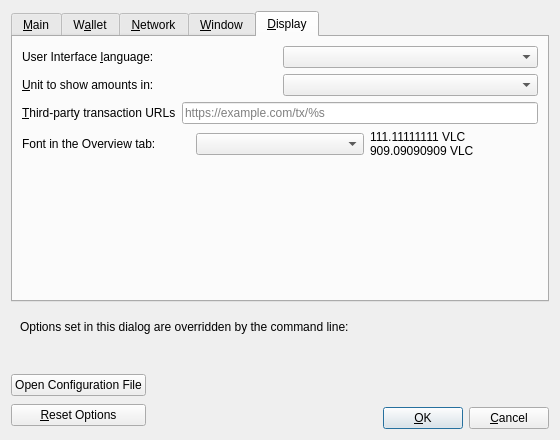
nicolasspzh/velincoin, file src/qt/forms/optionsdialog.ui: the form before one commit.
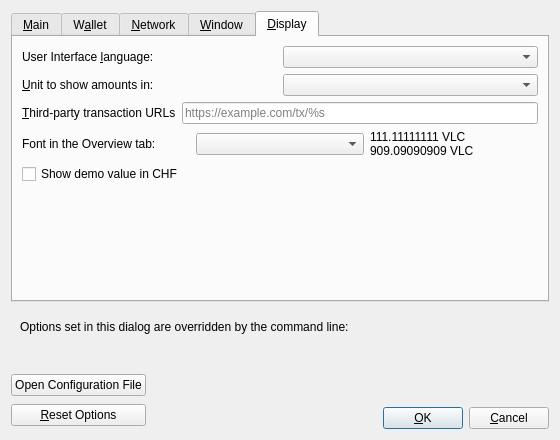
The form after the commit. The open tabs and pages were chosen to show the change. Custom widgets are drawn as their Qt base class.

Commit message: GUI: show a fixed demo value in CHF next to VLC amounts

```diff
--- a/src/qt/forms/optionsdialog.ui
+++ b/src/qt/forms/optionsdialog.ui
@@ -786,6 +786,16 @@
          </item>
         </layout>
        </item>
+       <item>
+        <widget class="QCheckBox" name="showDemoValue">
+         <property name="toolTip">
+          <string>Fixed demo value, not a market price. VLC is not traded anywhere yet.</string>
+         </property>
+         <property name="text">
+          <string>Show demo value in CHF</string>
+         </property>
+        </widget>
+       </item>
        <item>
         <spacer name="verticalSpacer_Display">
          <property name="orientation">
```
The commit also changes 10 other files.
